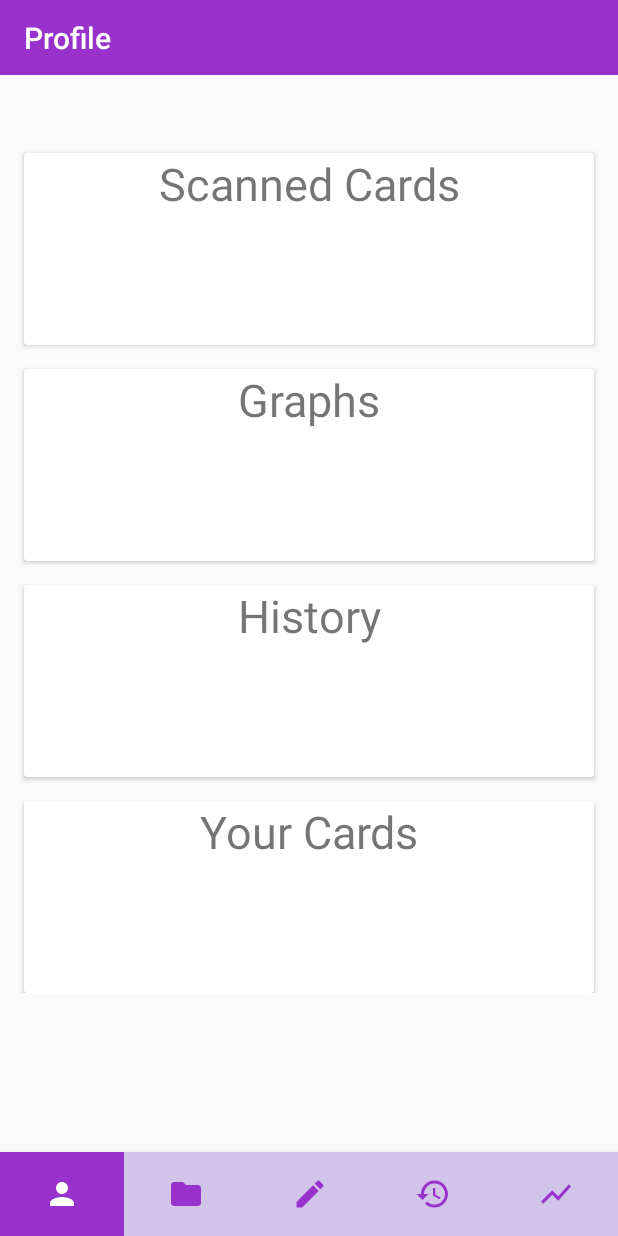
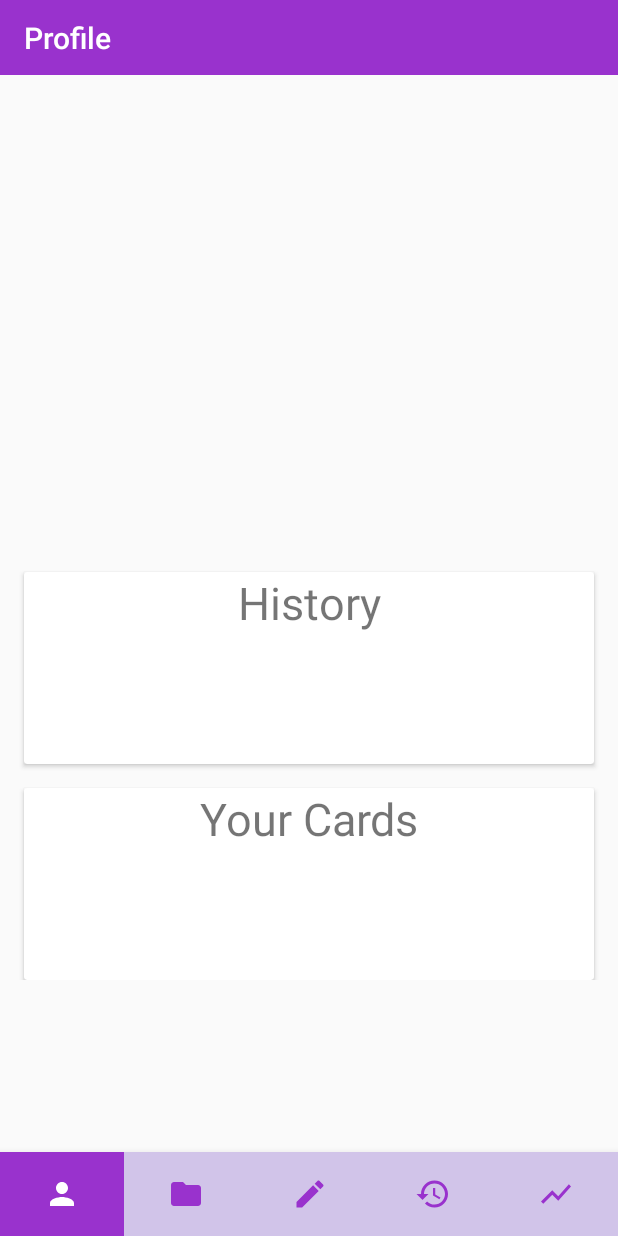
Before and after one commit to kjbrawner22/MyFair, an Android app: the fragment AnalyticsFragment placed in its activity, on a phone screen of 412 x 824 dp. Run offline under Robolectric (Android 15) with nearby library versions, the phone set to English and light mode, and no system bars; our stand-ins replace Firebase (no records; nobody signed in at launch, a user with empty details on screens opened directly).

Commit message:
Simplified content
Reduced the content in the analytics fragment to provide later content in subsequent child activities

```diff
--- a/android/app/src/main/java/com/example/myfair/fragments/AnalyticsFragment.java
+++ b/android/app/src/main/java/com/example/myfair/fragments/AnalyticsFragment.java
@@ -92,14 +92,6 @@ public class AnalyticsFragment extends Fragment {
             }
         });
 
-        CardView scannedCard = v.findViewById(R.id.scannedCard);
-        scannedCard.setOnClickListener(new View.OnClickListener() {
-            @Override
-            public void onClick(View v) {
-                //Push to Expanded View
-            }
-        });
-
         CardView historyCard = v.findViewById(R.id.historyCard);
         historyCard.setOnClickListener(new View.OnClickListener() {
             @Override
@@ -108,13 +100,6 @@ public class AnalyticsFragment extends Fragment {
             }
         });
 
-        CardView graphCard = v.findViewById(R.id.graphCard);
-        graphCard.setOnClickListener(new View.OnClickListener() {
-            @Override
-            public void onClick(View v) {
-                //Push to Expanded View
-            }
-        });
         return v;
     }
 
--- a/android/app/src/main/res/layout/fragment_analytics.xml
+++ b/android/app/src/main/res/layout/fragment_analytics.xml
@@ -7,71 +7,13 @@
     android:layout_height="match_parent"
     tools:context=".fragments.AnalyticsFragment">
 
-    <ScrollView
-        android:layout_width="match_parent"
-        android:layout_height="592dp"
-        android:layout_marginTop="36dp"
-        app:layout_constraintStart_toStartOf="parent"
-        app:layout_constraintTop_toTopOf="parent">
-
     <LinearLayout
         android:layout_width="match_parent"
         android:layout_height="wrap_content"
-            android:orientation="vertical">
-
-            <androidx.cardview.widget.CardView
-                android:id="@+id/scannedCard"
-                android:layout_width="380dp"
-                android:layout_height="128dp"
-                android:layout_marginStart="16dp"
-                android:layout_marginTop="16dp"
-                android:clickable="true"
-                android:focusable="true"
-                android:foreground="?android:attr/selectableItemBackground"
+        android:layout_marginTop="315dp"
+        android:orientation="vertical"
         app:layout_constraintStart_toStartOf="parent"
-                app:layout_constraintTop_toBottomOf="@+id/ownedCard">
-
-                <RelativeLayout
-                    android:layout_width="wrap_content"
-                    android:layout_height="wrap_content">
-
-                    <TextView
-                        android:id="@+id/analyticsScannedCard"
-                        android:layout_width="match_parent"
-                        android:layout_height="50dp"
-                        android:text="@string/analyticsScannedBtn"
-                        android:textAlignment="center"
-                        android:textSize="30sp" />
-                </RelativeLayout>
-
-            </androidx.cardview.widget.CardView>
-
-            <androidx.cardview.widget.CardView
-                android:id="@+id/graphCard"
-                android:layout_width="380dp"
-                android:layout_height="128dp"
-                android:layout_marginStart="16dp"
-                android:layout_marginTop="16dp"
-                android:clickable="true"
-                android:focusable="true"
-                android:foreground="?android:attr/selectableItemBackground"
-                app:layout_constraintStart_toStartOf="parent"
-                app:layout_constraintTop_toBottomOf="@+id/historyCard">
-
-                <RelativeLayout
-                    android:layout_width="wrap_content"
-                    android:layout_height="wrap_content">
-
-                    <TextView
-                        android:id="@+id/analyticsGraphsCard"
-                        android:layout_width="match_parent"
-                        android:layout_height="50dp"
-                        android:text="@string/analyticsGraphs"
-                        android:textAlignment="center"
-                        android:textSize="30sp" />
-                </RelativeLayout>
-
-            </androidx.cardview.widget.CardView>
+        app:layout_constraintTop_toTopOf="parent">
 
         <androidx.cardview.widget.CardView
             android:id="@+id/historyCard"
@@ -132,6 +74,5 @@
 
         </androidx.cardview.widget.CardView>
     </LinearLayout>
-    </ScrollView>
 
 </androidx.constraintlayout.widget.ConstraintLayout>
```
Lines whose indentation alone changed are shown as unchanged.
